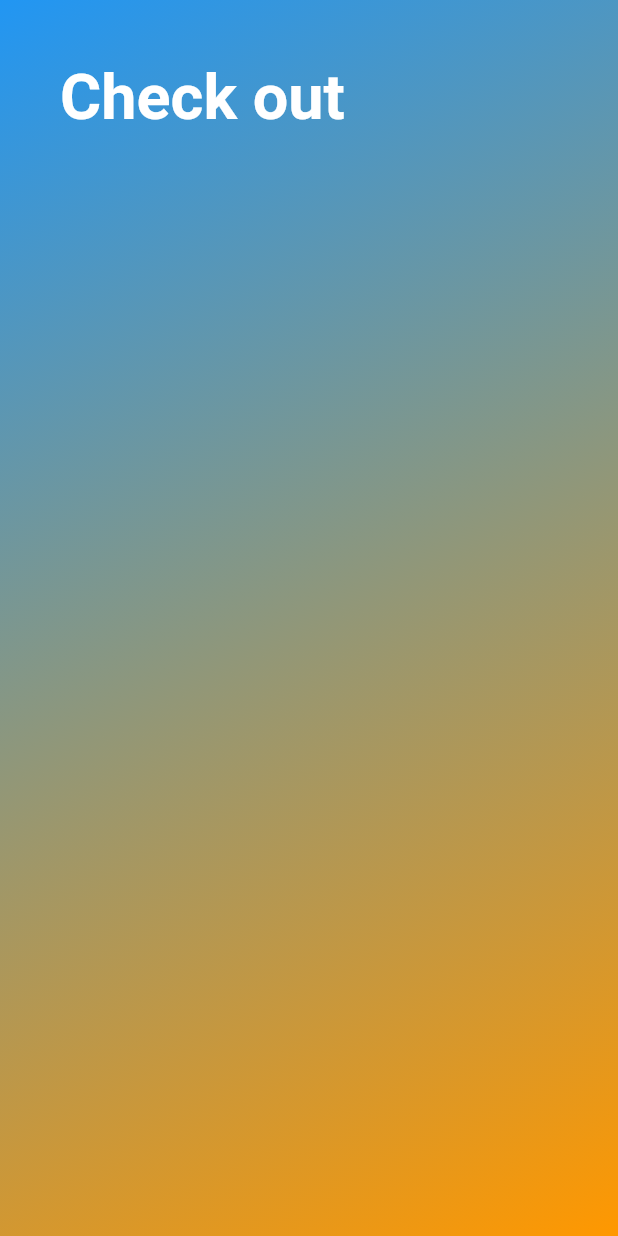
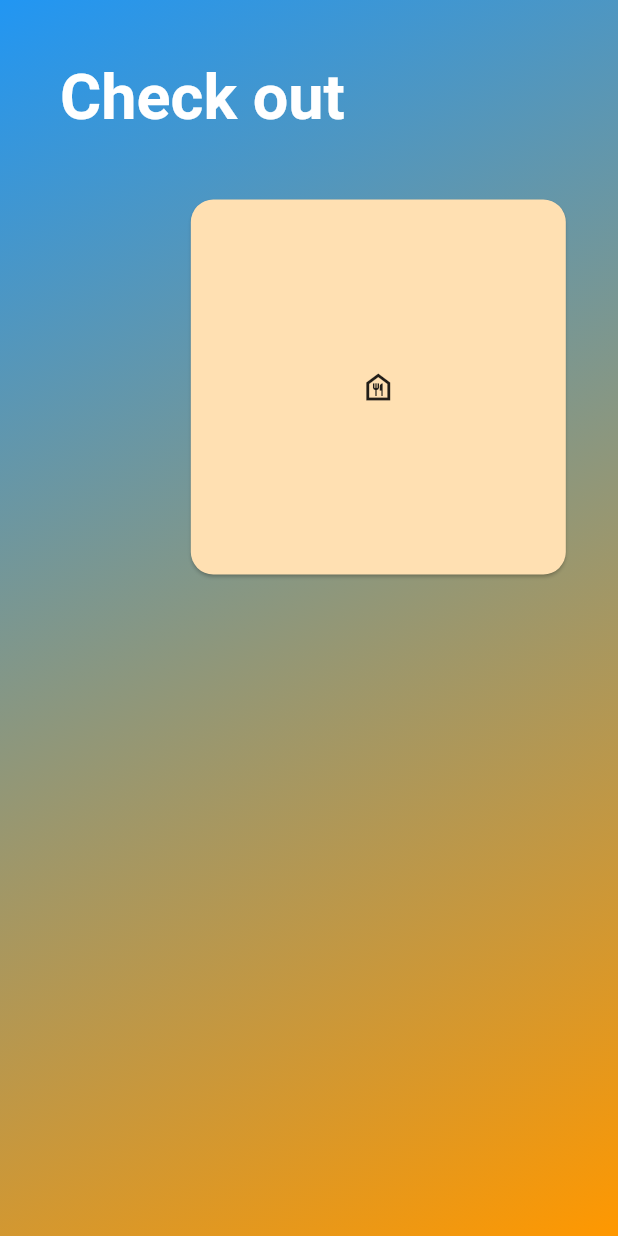
Before and after one commit to Zureq13/flutter_app, a Flutter app: the screen it shows after launch, on a phone screen of 412 x 824 dp. Run offline on Flutter 3.47's test engine with Material 2 defaults, Android fonts, the phone set to English and light mode, and no system bars.

Commit message:
Adding some stuff

```diff
--- a/lib/main.dart
+++ b/lib/main.dart
@@ -10,7 +10,7 @@ class MyApp extends StatelessWidget {
   Widget build(BuildContext context) {
     return MaterialApp(
       debugShowCheckedModeBanner: false,
-      title: "I-Store",
+      title: "Food App",
       theme: ThemeData(scaffoldBackgroundColor: Colors.blueGrey),
       home: Scaffold(
         body: Container(
@@ -22,7 +22,8 @@ class MyApp extends StatelessWidget {
                 Colors.blue,
                 Colors.orange,
               ],
-          )),
+            ),
+          ),
           child: Column(
             children: [
               SafeArea(
@@ -42,6 +43,25 @@ class MyApp extends StatelessWidget {
                   ],
                 ),
               ),
+              Row(
+                children: [
+                  const Spacer(flex: 4),
+                  Card(
+                    color: Colors.orange[100],
+                    shape: RoundedRectangleBorder(
+                      borderRadius: BorderRadius.circular(15.0),
+                    ),
+                    child: const SizedBox(
+                      width: 250,
+                      height: 250,
+                      child: Icon(Icons.food_bank_outlined),
+                    ),
+                  ),
+                  const Spacer(
+                    flex: 1,
+                  ),
+                ],
+              )
             ],
           ),
         ),
```
Also changed, not shown: 1 other file. Lines whose indentation alone changed are shown as unchanged.
